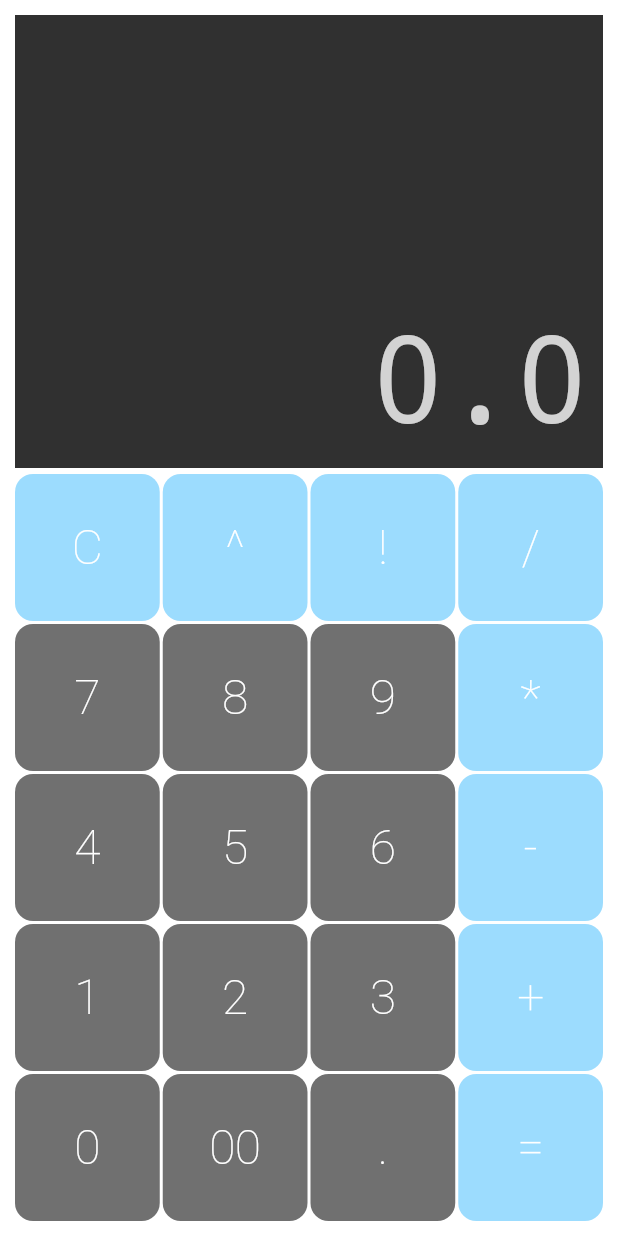
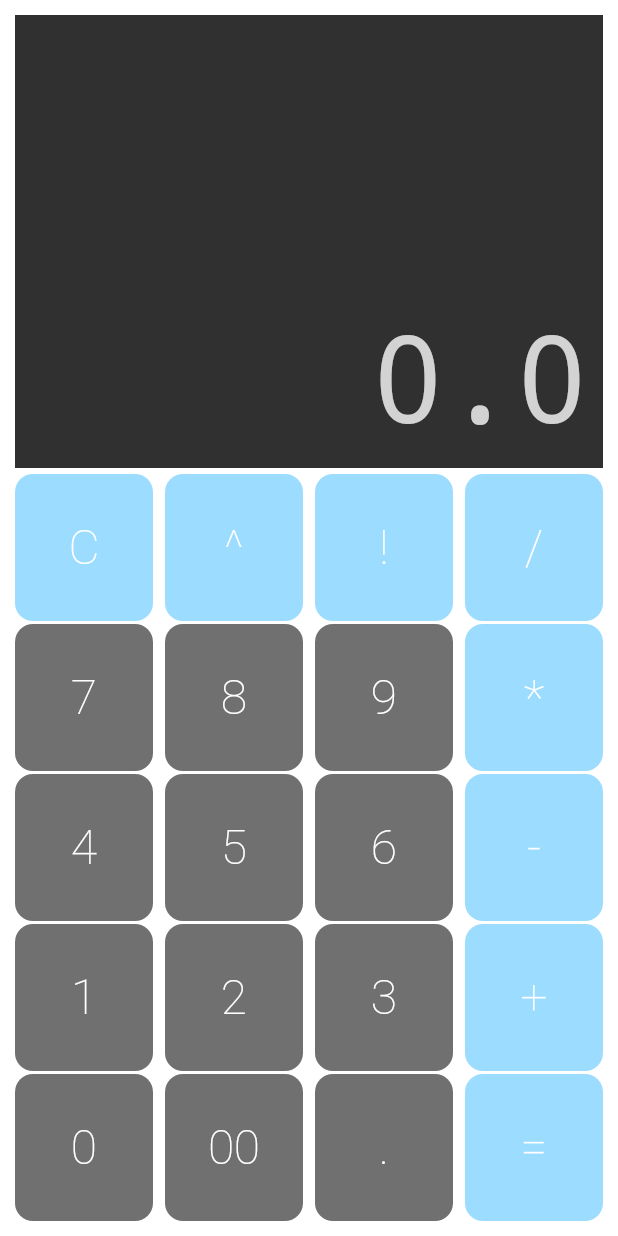
Before and after one commit to LenizePaula/calculadora, a Flutter app: the screen it shows after launch, on a phone screen of 412 x 824 dp. Run offline on Flutter 3.47's test engine with Material 3 defaults, Android fonts, the phone set to English and light mode, and no system bars; drawn by our look-alikes of auto_size_text.

Commit message:
Alteração do SizedBox em linha_botões aumentando o espaço entre os botoes na linha

```diff
--- a/lib/componentes/linha_botoes.dart
+++ b/lib/componentes/linha_botoes.dart
@@ -1,5 +1,5 @@
 import 'package:flutter/material.dart';
- import 'botao.dart';
+import 'botao.dart';
  class LinhaBotoes extends StatelessWidget {
   final List<Botao> botoes;
   const LinhaBotoes(this.botoes, {super.key});
@@ -14,7 +14,7 @@ import 'package:flutter/material.dart';
               lista.isEmpty
                   ? lista.add(elemento)
                   : lista.addAll(
-                    [const SizedBox(width: 2), elemento]
+                    [const SizedBox(width: 8 ), elemento]
                   );
               return lista;
             }),
```
